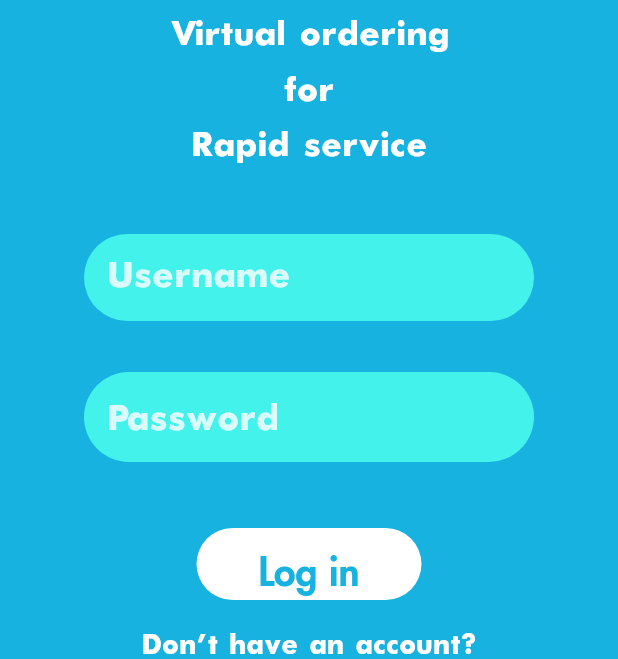
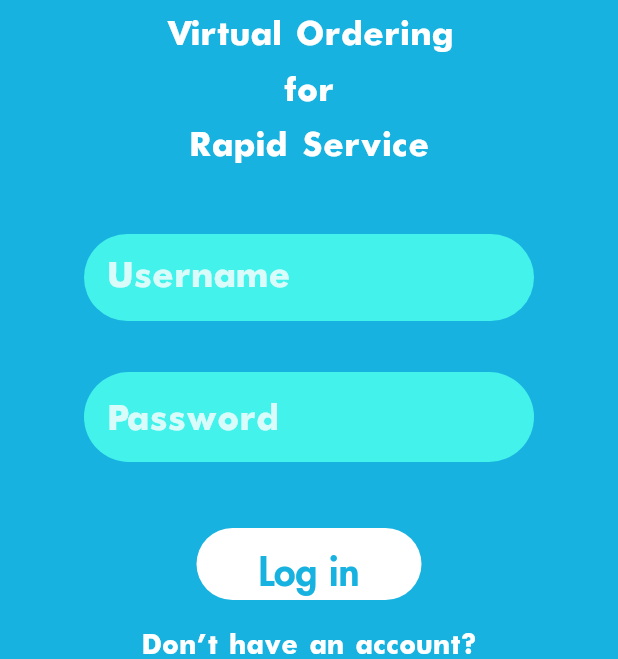
Before and after one commit to mihane-ichinose/VORS_Mobile, a Flutter app: the screen it shows after launch, on a phone screen of 412 x 824 dp, the part 258-917 px from its top. Run offline on Flutter 3.47's test engine with Material 2 defaults, Android fonts, the phone set to English and light mode, and no system bars; our stand-ins replace font_awesome_flutter; accounts and stored records are empty; network calls fail; Roboto replaces fonts that are missing (Futura.bold).

Commit message:
Minor fix: Change capital letters at login page

```diff
--- a/lib/login_page.dart
+++ b/lib/login_page.dart
@@ -313,7 +313,7 @@ class _LoginPageState extends State<LoginPage> {
                   SizedBox(
                     height: 10.0,
                   ),
-                  Text("Virtual ordering", style: TextStyle(fontFamily: "Futura", fontSize: 25, color: Colors.white)),
+                  Text("Virtual Ordering", style: TextStyle(fontFamily: "Futura", fontSize: 25, color: Colors.white)),
                   SizedBox(
                     height: 10.0,
                   ),
@@ -321,7 +321,7 @@ class _LoginPageState extends State<LoginPage> {
                   SizedBox(
                     height: 10.0,
                   ),
-                  Text("Rapid service", style: TextStyle(fontFamily: "Futura", fontSize: 25, color: Colors.white)),
+                  Text("Rapid Service", style: TextStyle(fontFamily: "Futura", fontSize: 25, color: Colors.white)),
                   SizedBox(height: 45.0, width: 20),
                   Form(
                     key: _loginKey,
```
